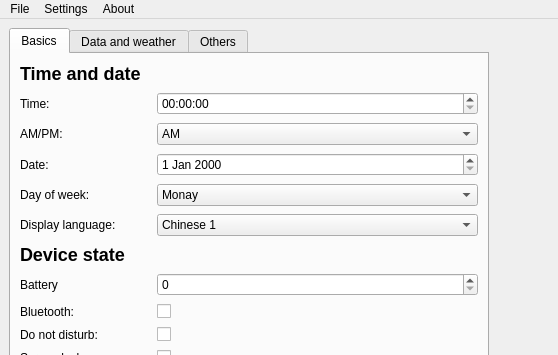
The window that mibandpreview_qt/qt/app.ui (melianmiko/mibandpreview) describes before a commit, drawn with Qt 5; both pictures show x 0 to 558 and y 0 to 355 of the 800 by 700 pixel window.
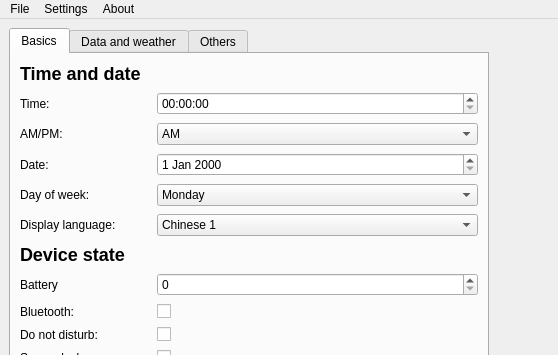
The same window after the commit. Icons and pictures are not drawn.

Diff of the .ui file:
```diff
--- a/mibandpreview_qt/qt/app.ui
+++ b/mibandpreview_qt/qt/app.ui
@@ -167,7 +167,7 @@
              <widget class="QComboBox" name="edit_weekday">
               <item>
                <property name="text">
-                <string>Monay</string>
+                <string>Monday</string>
                </property>
               </item>
               <item>
```
